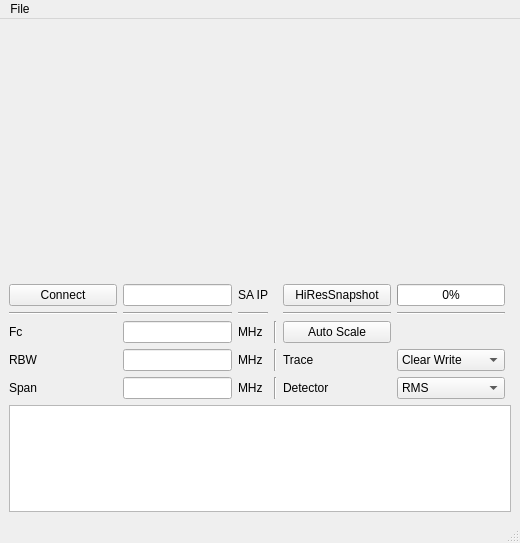
Above: Day4/SpectrumAnalyzer/BasicVsaControl_4.ui from nt11/python_rf_course before the change. Below: the same form after it.
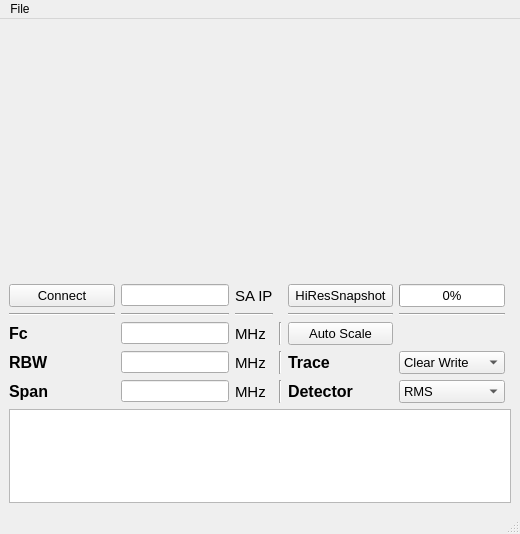
That is the form after the change.

Commit message: Bold text in ui

Patch:
```diff
--- a/Day4/SpectrumAnalyzer/BasicVsaControl_4.ui
+++ b/Day4/SpectrumAnalyzer/BasicVsaControl_4.ui
@@ -7,7 +7,7 @@
     <x>0</x>
     <y>0</y>
     <width>520</width>
-    <height>543</height>
+    <height>534</height>
    </rect>
   </property>
   <property name="windowTitle">
@@ -43,6 +43,11 @@
             <verstretch>0</verstretch>
            </sizepolicy>
           </property>
+          <property name="font">
+           <font>
+            <pointsize>10</pointsize>
+           </font>
+          </property>
           <property name="styleSheet">
            <string notr="true">QPushButton:checked {
     background-color: blue;
@@ -59,6 +64,11 @@
         </item>
         <item row="0" column="2">
          <widget class="QLabel" name="label_9">
+          <property name="font">
+           <font>
+            <pointsize>11</pointsize>
+           </font>
+          </property>
           <property name="text">
            <string>SA IP</string>
           </property>
@@ -66,6 +76,11 @@
         </item>
         <item row="3" column="2">
          <widget class="QLabel" name="label_5">
+          <property name="font">
+           <font>
+            <pointsize>11</pointsize>
+           </font>
+          </property>
           <property name="text">
            <string>MHz</string>
           </property>
@@ -73,6 +88,11 @@
         </item>
         <item row="4" column="2">
          <widget class="QLabel" name="label_6">
+          <property name="font">
+           <font>
+            <pointsize>11</pointsize>
+           </font>
+          </property>
           <property name="text">
            <string>MHz</string>
           </property>
@@ -80,6 +100,13 @@
         </item>
         <item row="4" column="0">
          <widget class="QLabel" name="label_3">
+          <property name="font">
+           <font>
+            <pointsize>12</pointsize>
+            <weight>75</weight>
+            <bold>true</bold>
+           </font>
+          </property>
           <property name="text">
            <string>Span</string>
           </property>
@@ -93,6 +120,11 @@
             <verstretch>0</verstretch>
            </sizepolicy>
           </property>
+          <property name="font">
+           <font>
+            <pointsize>10</pointsize>
+           </font>
+          </property>
           <property name="text">
            <string>Auto Scale</string>
           </property>
@@ -138,6 +170,13 @@
         </item>
         <item row="2" column="0">
          <widget class="QLabel" name="label">
+          <property name="font">
+           <font>
+            <pointsize>12</pointsize>
+            <weight>75</weight>
+            <bold>true</bold>
+           </font>
+          </property>
           <property name="text">
            <string>Fc</string>
           </property>
@@ -148,6 +187,11 @@
         </item>
         <item row="2" column="2">
          <widget class="QLabel" name="label_4">
+          <property name="font">
+           <font>
+            <pointsize>11</pointsize>
+           </font>
+          </property>
           <property name="text">
            <string>MHz</string>
           </property>
@@ -155,6 +199,13 @@
         </item>
         <item row="3" column="4">
          <widget class="QLabel" name="label_7">
+          <property name="font">
+           <font>
+            <pointsize>12</pointsize>
+            <weight>75</weight>
+            <bold>true</bold>
+           </font>
+          </property>
           <property name="text">
            <string>Trace</string>
           </property>
@@ -162,6 +213,11 @@
         </item>
         <item row="4" column="5">
          <widget class="QComboBox" name="comboBox_2">
+          <property name="font">
+           <font>
+            <pointsize>10</pointsize>
+           </font>
+          </property>
           <item>
            <property name="text">
             <string>RMS</string>
@@ -181,6 +237,13 @@
         </item>
         <item row="4" column="4">
          <widget class="QLabel" name="label_8">
+          <property name="font">
+           <font>
+            <pointsize>12</pointsize>
+            <weight>75</weight>
+            <bold>true</bold>
+           </font>
+          </property>
           <property name="text">
            <string>Detector</string>
           </property>
@@ -188,6 +251,11 @@
         </item>
         <item row="3" column="5">
          <widget class="QComboBox" name="comboBox">
+          <property name="font">
+           <font>
+            <pointsize>10</pointsize>
+           </font>
+          </property>
           <item>
            <property name="text">
             <string>Clear Write</string>
@@ -215,6 +283,13 @@
         </item>
         <item row="3" column="0">
          <widget class="QLabel" name="label_2">
+          <property name="font">
+           <font>
+            <pointsize>12</pointsize>
+            <weight>75</weight>
+            <bold>true</bold>
+           </font>
+          </property>
           <property name="text">
            <string>RBW</string>
           </property>
@@ -253,6 +328,11 @@
         </item>
         <item row="0" column="4">
          <widget class="QPushButton" name="pushButton_3">
+          <property name="font">
+           <font>
+            <pointsize>10</pointsize>
+           </font>
+          </property>
           <property name="styleSheet">
            <string notr="true">QPushButton:checked {
     background-color: blue;
@@ -282,6 +362,11 @@
         </item>
         <item row="0" column="5">
          <widget class="QProgressBar" name="progressBar">
+          <property name="font">
+           <font>
+            <pointsize>10</pointsize>
+           </font>
+          </property>
           <property name="value">
            <number>0</number>
           </property>
@@ -299,6 +384,12 @@
         <verstretch>0</verstretch>
        </sizepolicy>
       </property>
+      <property name="maximumSize">
+       <size>
+        <width>16777215</width>
+        <height>200</height>
+       </size>
+      </property>
      </widget>
     </item>
    </layout>
```
